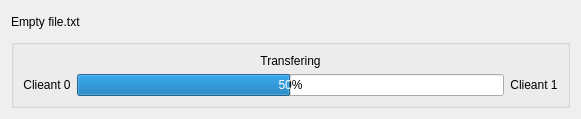
Qt form filemessage.ui (GoldenDragonJD/DirectFilePushClient) before a commit.
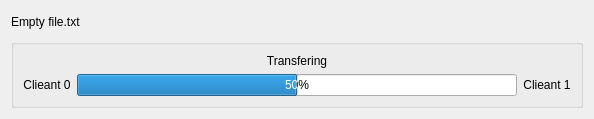
The same form after that commit.

Patch:
```diff
--- a/filemessage.ui
+++ b/filemessage.ui
@@ -6,13 +6,25 @@
    <rect>
     <x>0</x>
     <y>0</y>
-    <width>581</width>
+    <width>594</width>
     <height>119</height>
    </rect>
   </property>
+  <property name="sizePolicy">
+   <sizepolicy hsizetype="Expanding" vsizetype="Preferred">
+    <horstretch>0</horstretch>
+    <verstretch>0</verstretch>
+   </sizepolicy>
+  </property>
+  <property name="minimumSize">
+   <size>
+    <width>594</width>
+    <height>0</height>
+   </size>
+  </property>
   <property name="maximumSize">
    <size>
-    <width>99999</width>
+    <width>594</width>
     <height>99999</height>
    </size>
   </property>
@@ -22,6 +34,12 @@
   <layout class="QVBoxLayout" name="verticalLayout">
    <item>
     <widget class="QLabel" name="fileName">
+     <property name="maximumSize">
+      <size>
+       <width>576</width>
+       <height>16777215</height>
+      </size>
+     </property>
      <property name="text">
       <string>Empty file.txt</string>
      </property>
@@ -61,6 +79,9 @@
       </item>
       <item row="1" column="1">
        <widget class="QProgressBar" name="transferProgressBar">
+        <property name="layoutDirection">
+         <enum>Qt::LayoutDirection::LeftToRight</enum>
+        </property>
         <property name="value">
          <number>50</number>
         </property>
```
